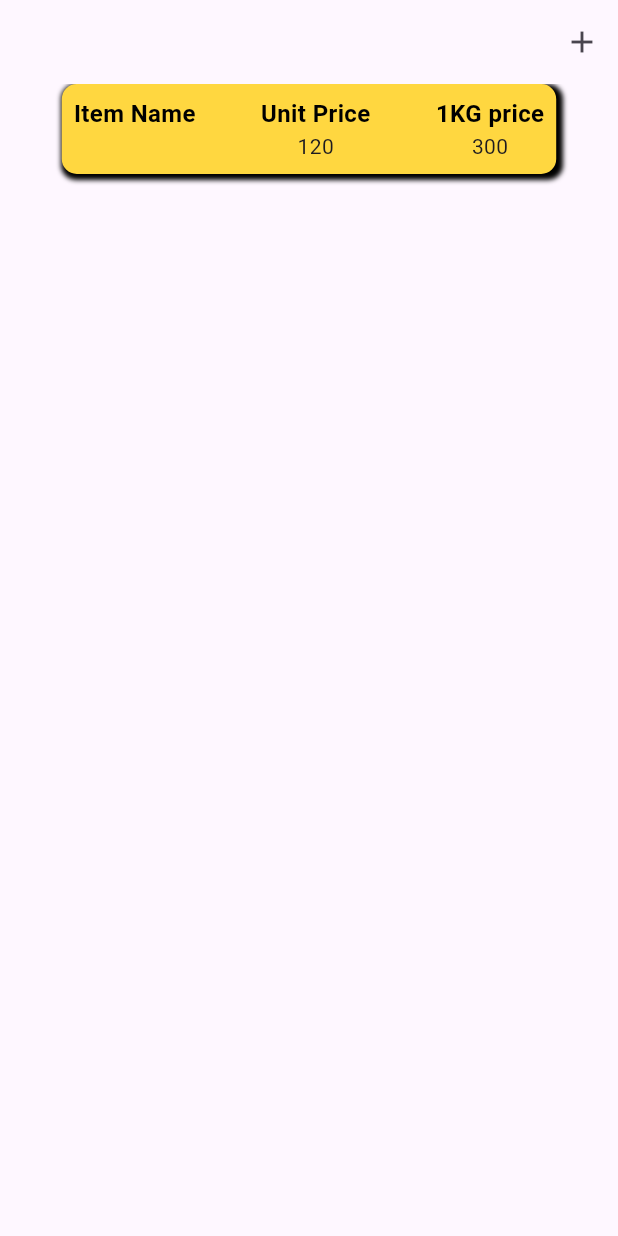
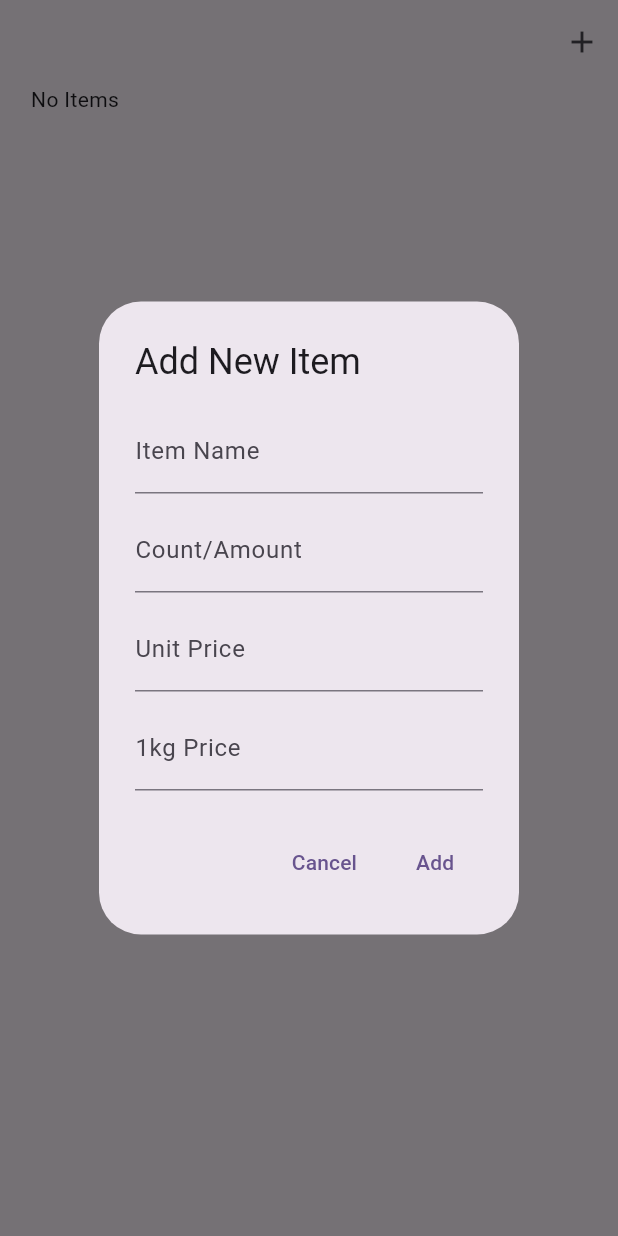
Before and after one commit to chathudilzo/shop_keeper, a Flutter app: the screen it shows after launch, after a tap on the "add" icon, on a phone screen of 412 x 824 dp. Run offline on Flutter 3.47's test engine with Material 3 defaults, Android fonts, the phone set to English and light mode, and no system bars; our stand-ins replace get, hive, hive_flutter; accounts and stored records are empty.

Commit message:
add_items

```diff
--- a/lib/controllers/item_controller.dart
+++ b/lib/controllers/item_controller.dart
@@ -1,8 +1,40 @@
 import 'package:get/get.dart';
+import 'package:hive/hive.dart';
+
+import '../objects/item.dart';
 
 class ItemController extends GetxController{
-  RxBool isLoading=true.obs;
+  RxBool isLoading=false.obs;
+RxList<Item> itemList=<Item>[].obs;
 
 
+@override
+  void onInit() {
+    // TODO: implement onInit
+    super.onInit();
+    fetchItems();
+  }
+
+Future<void>addItem(Item item)async{
+  final box=await Hive.openBox<Item>('itemBox');
+  await box.add(item);
+
+  fetchItems();
 
 }
+
+
+  Future<void> fetchItems()async{
+    isLoading.value=true;
+    final box=await Hive.openBox<Item>('itemBox');
+    itemList.value=box.values.toList();
+    isLoading.value=false;
+    for(Item item in itemList){
+      print(item.name);
+      print(item.count);
+      print(item.unitPrice);
+      print(item.kgPrice);
+    }
+  }
+
+}
--- a/lib/main.dart
+++ b/lib/main.dart
@@ -1,10 +1,17 @@
 import 'package:flutter/material.dart';
 import 'package:get/get.dart';
+import 'package:hive_flutter/adapters.dart';
 import 'package:shop_keeper/controllers/item_controller.dart';
+import 'package:shop_keeper/objects/item.dart';
 import 'package:shop_keeper/screens/add_item_page.dart';
 
-void main() {
+void main() async{
+await Hive.initFlutter();
+Hive.registerAdapter(ItemAdapter());
 
+if(!Hive.isBoxOpen('itemBox')){
+  await Hive.openBox<Item>('itemBox');
+}
 
 Get.put(ItemController());
   runApp(const MyApp());
--- a/lib/objects/item.dart
+++ b/lib/objects/item.dart
@@ -1,6 +1,6 @@
 
 import 'package:hive/hive.dart';
-
+part 'item.g.dart';
 
 @HiveType(typeId: 0)
 class Item extends HiveObject{
--- a/lib/screens/add_item_page.dart
+++ b/lib/screens/add_item_page.dart
@@ -1,7 +1,18 @@
 import 'package:flutter/material.dart';
+import 'package:get/get.dart';
+import 'package:shop_keeper/controllers/item_controller.dart';
+import 'package:shop_keeper/objects/item.dart';
 
-class ItemPage extends StatelessWidget {
+class ItemPage extends StatefulWidget {
   const ItemPage({super.key});
+
+  @override
+  State<ItemPage> createState() => _ItemPageState();
+}
+
+class _ItemPageState extends State<ItemPage> {
+
+ItemController _controller=Get.find();
 
   @override
   Widget build(BuildContext context) {
@@ -11,18 +22,30 @@ class ItemPage extends StatelessWidget {
       appBar: AppBar(
         actions: [
           IconButton(onPressed: (){
-
+            _showAddItemForm(context);
           }, icon: Icon(Icons.add))
         ],
       ),
-      body: SizedBox(
-        width: width,
-        child: Column(
-          crossAxisAlignment: CrossAxisAlignment.center,
-          children: [
-
-          Container(
+      body:
+            Center(
+              child: SizedBox(
+                  width: width*0.9,
+                    height: height,
+                  child: Obx((){
+                    if(_controller.isLoading.value){
+                      return CircularProgressIndicator();
+                    }else if(_controller.itemList.isEmpty){
+                      return Text('No Items');
+                    }else{
+                      return ListView.builder(
+                        itemCount: _controller.itemList.length,
+                        itemBuilder: (context,index){
+                        final item=_controller.itemList[index];
+                        return Padding(
+                          padding: const EdgeInsets.all(8.0),
+                          child: Container(
                               width: width*0.8,
+                              //height: 50,
 
                                           decoration: BoxDecoration(
                                             boxShadow: [BoxShadow(
@@ -39,28 +62,170 @@ class ItemPage extends StatelessWidget {
                                               children: [
                           Column(
                             children: [
-                      const Text('Item Name',style: TextStyle(color: Colors.black,fontSize: 16,fontWeight: FontWeight.bold),),
-                      Text('')
+                               Text(item.name,style: TextStyle(color: Colors.black,fontSize: 16,fontWeight: FontWeight.bold),),
+                              Text(item.count.toString())
                             ],
                           ),
-                  const Column(
+                           Column(
                             children: [
                               Text('Unit Price',style: TextStyle(color: Colors.black,fontSize: 16,fontWeight: FontWeight.bold),),
-                      Text('120')
+                              Text(item.unitPrice.toString())
                             ],
                           ),
                           Column(
                             children: [
                               const Text('1KG price',style: TextStyle(color: Colors.black,fontSize: 16,fontWeight: FontWeight.bold),),
-                      Text('300')
+                              Text(item.kgPrice.toString())
                             ],
                           )
                                               ],
                                             ),
                                           ),
-          )
-        ]),
                               ),
                         );
+                      });
+                    }
+                  }),
+                ),
+            )
+    );
+
+
+
+
+
+
+  }
+
+  Future<void>_showAddItemForm(BuildContext context)async{
+String name='';
+String count='0';
+String unitPrice='0';
+String kgPrice='0';
+
+final GlobalKey<FormState> formKey=GlobalKey<FormState>();
+//ItemController _controller=Get.find();
+await showDialog(context: context,
+ builder: (BuildContext context){
+  return AlertDialog(
+    title: Text('Add New Item'),
+    content: Form(
+      key: formKey,
+      child: SingleChildScrollView(
+        child: Column(
+          children: [
+            TextFormField(
+
+              decoration: InputDecoration(
+                labelText: 'Item Name'
+              ),
+              validator: (value) {
+                if(value==''|| value==null){
+                  return 'Please enter a valid Name';
+                }
+                return null;
+              },
+              onChanged: (value) => name=value,
+            ),
+            SizedBox(height: 10,),
+
+            TextFormField(
+              keyboardType: TextInputType.number,
+              decoration: InputDecoration(
+                labelText: 'Count/Amount'
+              ),
+              validator: (value) {
+                if(value==null || value=='0'){
+                  return 'Amount Cannot be 0';
+                }
+                return null;
+
+              },
+              onChanged: (value){
+                try{
+                  count=value;
+                }catch(error){
+                  print(error);
+                }
+              },
+            ),
+            SizedBox(height: 10,),
+
+            TextFormField(
+              keyboardType: TextInputType.number,
+              decoration: InputDecoration(
+                labelText: 'Unit Price'
+              ),
+                // validator: (value) {
+                //   if(value==null || value==''){
+                //     return 'Amount Cannot be nul';
+                //   }
+                //   return null;
+
+                // },
+              onChanged: (value){
+                try{
+                  unitPrice=value;
+                }catch(error){
+                  print(error);
+                }
+              },
+            ),
+            SizedBox(height: 10,),
+
+            TextFormField(
+              keyboardType: TextInputType.number,
+              decoration: InputDecoration(
+                labelText: '1kg Price'
+              ),
+                // validator: (value) {
+                //   if(value==null || value=='0'){
+                //     return 'Amount Cannot be null';
+                //   }
+                //   return null;
+
+                // },
+              onChanged: (value){
+                try{
+                  kgPrice=value;
+                }catch(error){
+                  print(error);
+                }
+              },
+            )
+
+
+          ],
+        ),
+      ),
+    ),
+    actions: [TextButton(onPressed: (){
+      Navigator.pop(context);
+    }, child: Text('Cancel')),
+
+    TextButton(
+      onPressed: (){
+        if(formKey.currentState?.validate()??false){
+          if((unitPrice!='0' && unitPrice!='')||(kgPrice!='0' && kgPrice!='')){
+            Item item=Item(name,double.parse(count),double.parse(unitPrice),double.parse(kgPrice));
+          _controller.addItem(item);
+          Navigator.pop(context);
+
+          }else{
+            Get.snackbar('Price', 'At least One Price Needed!');
+          }
+
+
+        }
+      },
+      child: Text('Add'),
+    )
+    ],
+
+
+  );
+ });
+
+
   }
 }
--- a/pubspec.yaml
+++ b/pubspec.yaml
@@ -41,6 +41,7 @@ dependencies:
   hive_generator:
   intl:
   path_provider:
+  build_runner:
 
 dev_dependencies:
   flutter_test:
```
Also changed, not shown: lib/objects/item.g.dart (added), pubspec.lock. Lines whose indentation alone changed are shown as unchanged.
